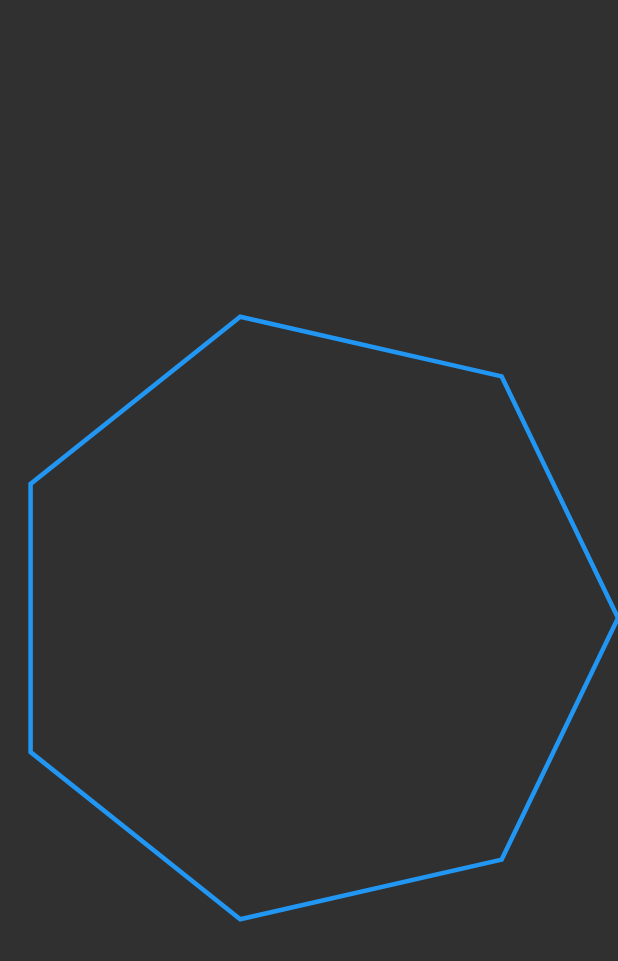
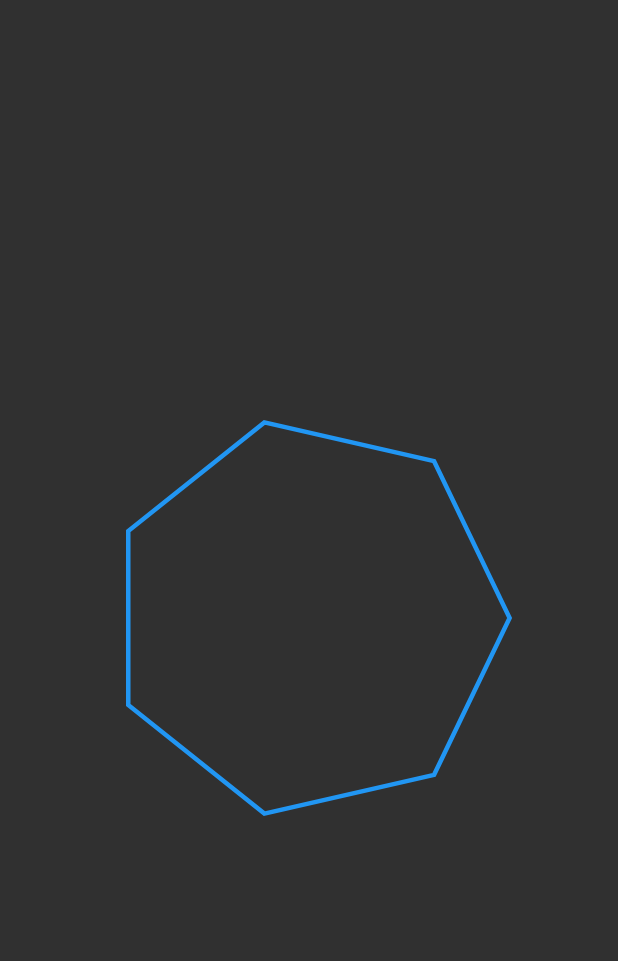
Before and after one commit to atulya-kairati/flutter_animation, a Flutter app: the screen it shows after launch, on a phone screen of 412 x 824 dp. Shown: the top 961 px of the screen. Run offline on Flutter 3.47's test engine with Material 2 defaults, Android fonts, the light colour scheme and no system bars.

Commit message:
radius animation

```diff
--- a/flutter_animation_practice_7/lib/main.dart
+++ b/flutter_animation_practice_7/lib/main.dart
@@ -25,10 +25,12 @@ class HomePage extends StatefulWidget {
   State<HomePage> createState() => _HomePageState();
 }
 
-class _HomePageState extends State<HomePage>
-    with SingleTickerProviderStateMixin {
+class _HomePageState extends State<HomePage> with TickerProviderStateMixin {
   late AnimationController _sidesController;
   late Animation _sideAnimation;
+
+  late AnimationController _radiusController;
+  late Animation _radiusAnimation;
 
   @override
   void initState() {
@@ -44,8 +46,22 @@ class _HomePageState extends State<HomePage>
       end: 10,
     ).animate(_sidesController);
 
+    _radiusController = AnimationController(
+      vsync: this,
+      duration: const Duration(seconds: 3),
+    );
+
+    _radiusAnimation = Tween(
+      begin: 20.0,
+      end: 400.0,
+    )
+        .chain(
+          CurveTween(curve: Curves.bounceInOut),
+        )
+        .animate(_radiusController);
+
     _sidesController.repeat(reverse: true);
-
+    _radiusController.repeat(reverse: true);
   }
 
   @override
@@ -53,13 +69,16 @@ class _HomePageState extends State<HomePage>
     return Scaffold(
       body: Center(
         child: AnimatedBuilder(
-          animation: Listenable.merge([_sideAnimation]),
+          animation: Listenable.merge([
+            _sideAnimation,
+            _radiusAnimation,
+          ]),
           builder: (context, child) {
             return CustomPaint(
               painter: Polygon(sides: _sideAnimation.value),
               child: SizedBox(
-                width: MediaQuery.of(context).size.width,
-                height: MediaQuery.of(context).size.width,
+                width: _radiusAnimation.value,
+                height: _radiusAnimation.value,
               ),
             );
           },
@@ -71,6 +90,7 @@ class _HomePageState extends State<HomePage>
   @override
   void dispose() {
     _sidesController.dispose();
+    _radiusController.dispose();
     super.dispose();
   }
 }
```
